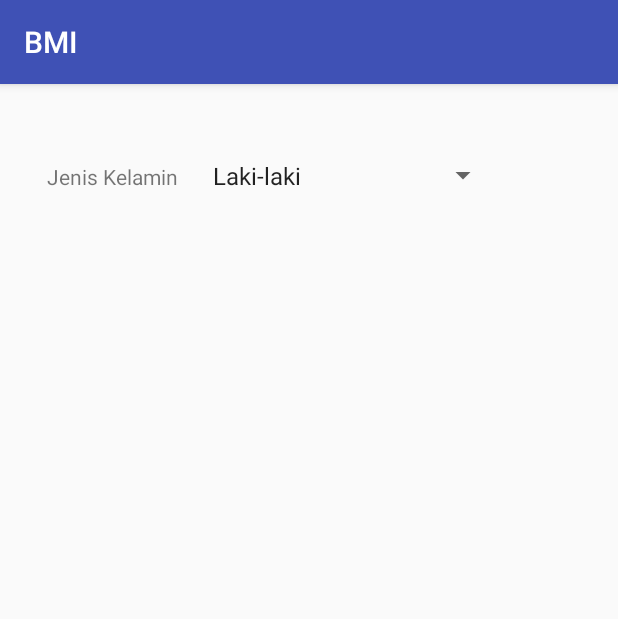
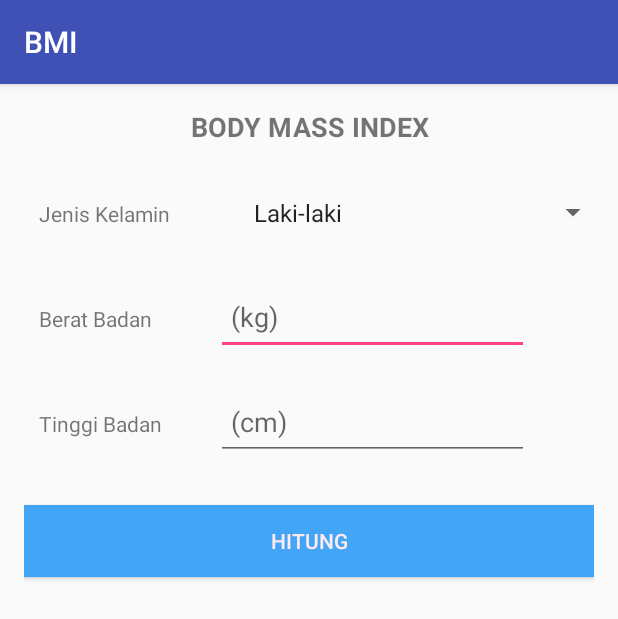
Before and after one commit to misdanwijaya/BMI, an Android app: the screen it shows after launch (MainActivity), on a phone screen of 412 x 824 dp. Shown: the top 619 px of the screen. Run offline under Robolectric (Android 15) with nearby library versions, the light colour scheme and no system bars.

Commit message:
First Commit

```diff
--- a/app/src/main/res/layout/activity_main.xml
+++ b/app/src/main/res/layout/activity_main.xml
@@ -19,7 +19,14 @@
         android:layout_alignParentStart="true"
         android:layout_marginBottom="25dp">
 
-
+        <TextView
+            android:text="Body Mass Index"
+            android:layout_width="match_parent"
+            android:layout_height="wrap_content"
+            android:textSize="18sp"
+            android:textAlignment="center"
+            android:textAllCaps="true"
+            android:textStyle="normal|bold" />
 
         <LinearLayout
             android:id="@+id/firstLayout"
@@ -28,24 +35,95 @@
             android:layout_marginTop="20dp"
             android:orientation="horizontal"
             android:weightSum="2"
-            android:layout_weight="0.09">
+            android:layout_weight="0.00">
 
             <TextView
                 android:layout_width="wrap_content"
                 android:layout_height="50dp"
                 android:layout_marginRight="10dp"
-                android:layout_weight="0.09"
+                android:layout_weight="0.6"
                 android:gravity="center_vertical"
-                android:paddingLeft="15dp"
-                android:text="Jenis Kelamin"
-                android:id="@+id/textView" />
+                android:paddingLeft="10dp"
+                android:text="Jenis Kelamin" />
 
             <Spinner
                 android:layout_width="wrap_content"
                 android:layout_height="50dp"
                 android:id="@+id/spinner"
-                android:layout_weight="0.88" />
+                android:layout_weight="1.56" />
         </LinearLayout>
 
+        <LinearLayout
+            android:id="@+id/secondLayout"
+            android:layout_width="match_parent"
+            android:layout_height="wrap_content"
+            android:layout_marginTop="20dp"
+            android:orientation="horizontal"
+            android:weightSum="2">
+
+            <!-- place one TextView and one EditText inside layout using weight property -->
+
+            <TextView
+                android:layout_width="0dp"
+                android:layout_height="50dp"
+                android:layout_marginRight="10dp"
+                android:layout_weight="0.6"
+                android:gravity="center_vertical"
+                android:paddingLeft="10dp"
+                android:text="Berat Badan" />
+
+            <EditText
+                android:id="@+id/tfUmurIstri"
+                android:layout_width="0dp"
+                android:layout_height="50dp"
+                android:layout_marginLeft="10dp"
+                android:layout_weight="1.16"
+                android:hint="(kg)"
+                android:imeOptions="actionNext"
+                android:paddingLeft="10dp"
+                android:singleLine="true"
+                android:inputType="number" />
+        </LinearLayout>
+
+        <LinearLayout
+            android:id="@+id/thirdLayout"
+            android:layout_width="match_parent"
+            android:layout_height="wrap_content"
+            android:layout_marginTop="20dp"
+            android:orientation="horizontal"
+            android:weightSum="2">
+
+            <!-- place one TextView and one EditText inside layout using weight property -->
+
+            <TextView
+                android:layout_width="0dp"
+                android:layout_height="50dp"
+                android:layout_marginRight="10dp"
+                android:layout_weight="0.6"
+                android:gravity="center_vertical"
+                android:paddingLeft="10dp"
+                android:text="Tinggi Badan" />
+
+            <EditText
+                android:id="@+id/tfUmurIstri"
+                android:layout_width="0dp"
+                android:layout_height="50dp"
+                android:layout_marginLeft="10dp"
+                android:layout_weight="1.16"
+                android:hint="(cm)"
+                android:imeOptions="actionNext"
+                android:paddingLeft="10dp"
+                android:singleLine="true"
+                android:inputType="number" />
+        </LinearLayout>
+
+        <Button
+        android:id="@+id/hitung"
+        android:layout_width="fill_parent"
+        android:layout_height="wrap_content"
+        android:layout_marginTop="30dp"
+        android:background="#42a5f5"
+        android:text="Hitung"
+        android:textColor="#ffebee"/>
     </LinearLayout>
 </RelativeLayout>
```
Also changed, not shown: app/src/main/res/mipmap-hdpi/ic_launcher.png, app/src/main/res/mipmap-mdpi/ic_launcher.png, app/src/main/res/mipmap-xhdpi/ic_launcher.png, app/src/main/res/mipmap-xxhdpi/ic_launcher.png, app/src/main/res/mipmap-xxxhdpi/ic_launcher.png.
